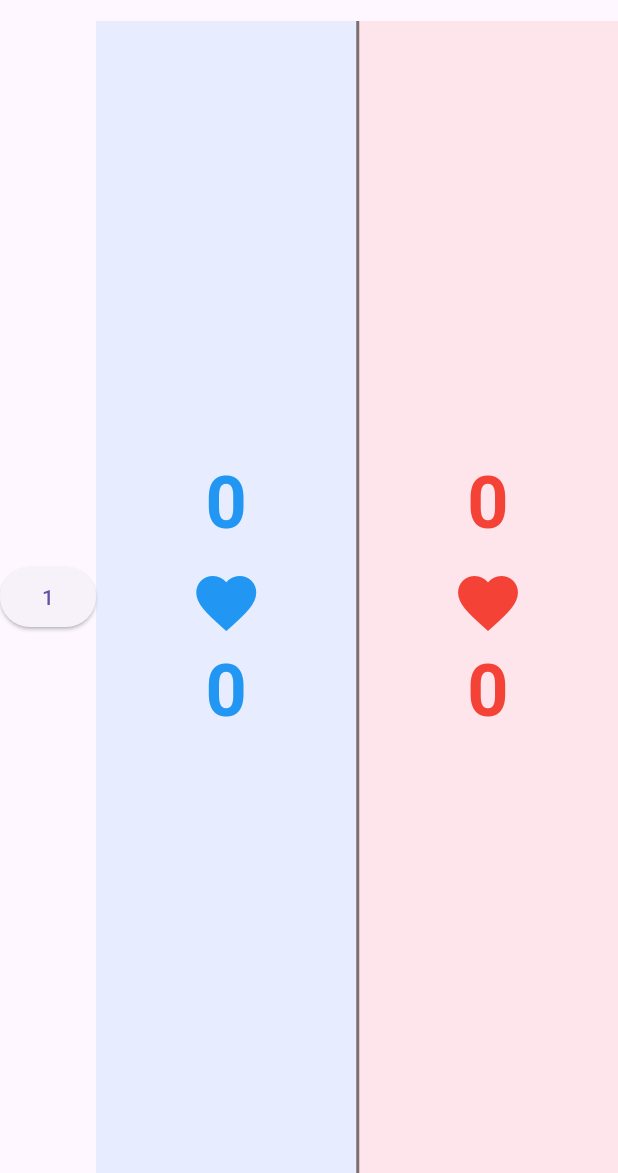
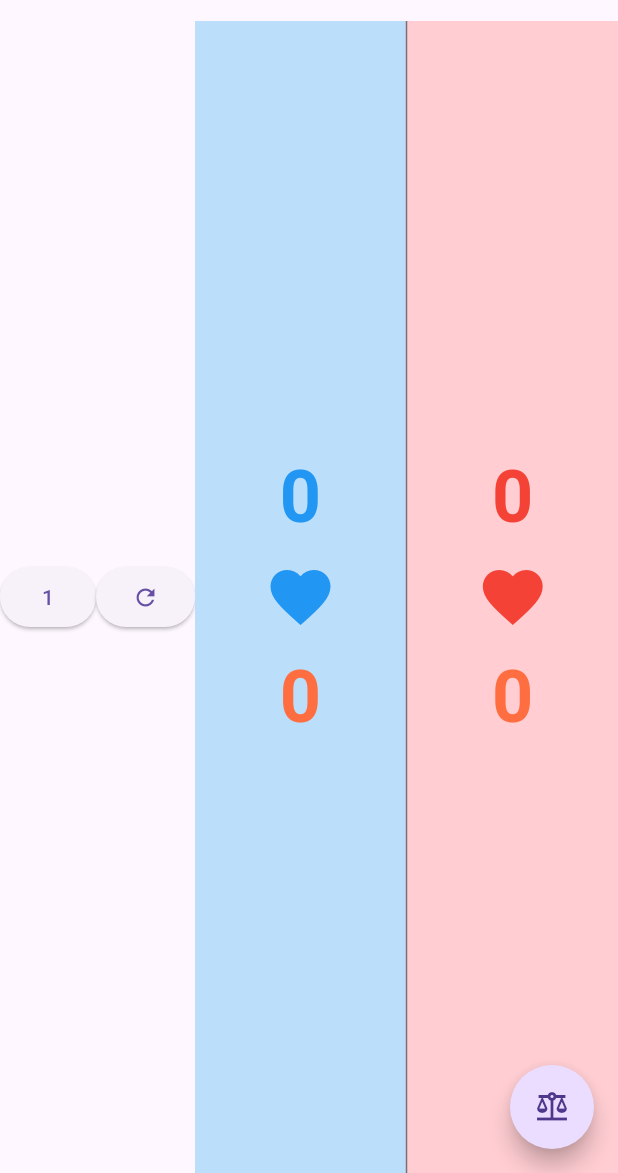
Before and after one commit to vichsort/trucaralhoCorp, a Flutter app: the screen it shows after launch, on a phone screen of 412 x 824 dp, the part 63-1236 px from its top. Run offline on Flutter 3.47's test engine with Material 3 defaults, Android fonts, the phone set to English and light mode, and no system bars; drawn by our look-alikes of flutter_speed_dial.

Commit message:
pré-cagada

```diff
--- a/lib/main.dart
+++ b/lib/main.dart
@@ -1,4 +1,5 @@
 import 'package:flutter/material.dart';
+import 'package:flutter_speed_dial/flutter_speed_dial.dart';
 
 void main() {
   runApp(const TrucaralhoApp());
@@ -41,6 +42,24 @@ class _ClickCounterPageState extends State<ClickCounterPage> {
     });
   }
 
+  void _decreaseLeft() {
+    setState(() {
+      _leftCount -= up;
+      if (_leftCount < 0) {
+        _leftCount = 0;
+      }
+    });
+  }
+
+  void _decreaseRight() {
+    setState(() {
+      _rightCount -= up;
+      if (_rightCount < 0) {
+        _rightCount = 0;
+      }
+    });
+  }
+
   void _incrementRight() {
     setState(() {
       _rightCount += up;
@@ -68,6 +87,15 @@ class _ClickCounterPageState extends State<ClickCounterPage> {
     });
   }
 
+  void _reset() {
+    setState(() {
+      _leftCount = 0;
+      _rightCount = 0;
+      _leftWins = 0;
+      _rightWins = 0;
+    });
+  }
+
   @override
   Widget build(BuildContext context) {
     return Scaffold(
@@ -76,11 +104,13 @@ class _ClickCounterPageState extends State<ClickCounterPage> {
         children: [
           // nos
           ElevatedButton(onPressed: _changeUp, child: Text('$up')),
+          ElevatedButton(onPressed: _reset, child: Icon(Icons.refresh)),
           Expanded(
             child: GestureDetector(
               onTap: _incrementLeft,
+              onLongPress: _decreaseLeft,
               child: Container(
-                color: Colors.blue.withOpacity(0.1),
+                color: Colors.blue.shade100,
                 child: Center(
                   child: Column(
                     mainAxisSize: MainAxisSize.min,
@@ -95,13 +125,13 @@ class _ClickCounterPageState extends State<ClickCounterPage> {
                       ),
                       const SizedBox(height: 8),
                       const Icon(Icons.favorite, size: 48, color: Colors.blue),
-
+                      const SizedBox(height: 8),
                       Text(
                         '$_leftWins',
                         style: const TextStyle(
                           fontSize: 48,
                           fontWeight: FontWeight.bold,
-                          color: Colors.blue,
+                          color: Colors.deepOrangeAccent,
                         ),
                       ),
                     ],
@@ -118,8 +148,9 @@ class _ClickCounterPageState extends State<ClickCounterPage> {
           Expanded(
             child: GestureDetector(
               onTap: _incrementRight,
+              onLongPress: _decreaseRight,
               child: Container(
-                color: Colors.red.withOpacity(0.1),
+                color: Colors.red.shade100,
                 child: Center(
                   child: Column(
                     mainAxisSize: MainAxisSize.min,
@@ -134,13 +165,13 @@ class _ClickCounterPageState extends State<ClickCounterPage> {
                       ),
                       const SizedBox(height: 8),
                       const Icon(Icons.favorite, size: 48, color: Colors.red),
-
+                      const SizedBox(height: 8),
                       Text(
                         '$_rightWins',
                         style: const TextStyle(
                           fontSize: 48,
                           fontWeight: FontWeight.bold,
-                          color: Colors.red,
+                          color: Colors.deepOrangeAccent,
                         ),
                       ),
                     ],
@@ -151,6 +182,8 @@ class _ClickCounterPageState extends State<ClickCounterPage> {
           ),
         ],
       ),
+
+      floatingActionButton: SpeedDial(child: Icon(Icons.balance)),
     );
   }
 }
```
